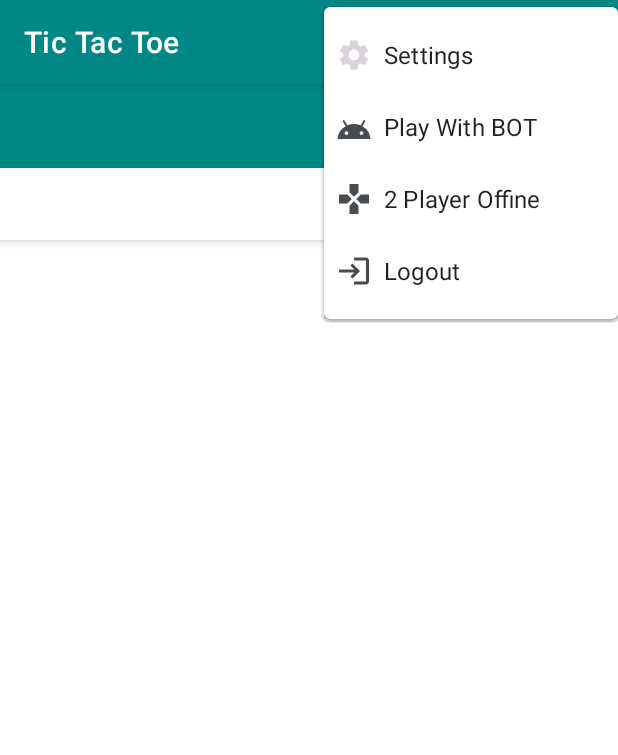
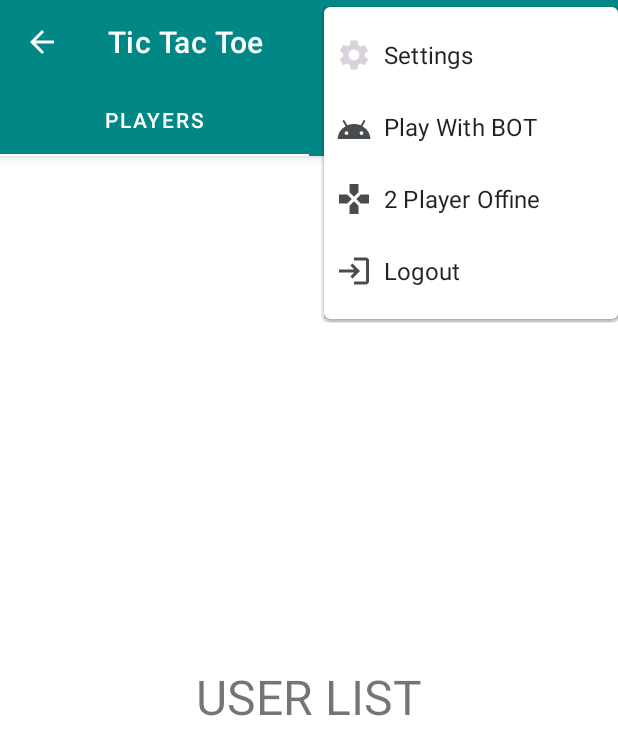
Before and after one commit to mk-hussain/TicTacToe, an Android app: the screen it shows after launch once a user with an empty profile is signed in (home), after a tap on "Main Menu", on a phone screen of 412 x 824 dp. Shown: the top 755 px of the screen. Run offline under Robolectric (Android 15) with nearby library versions, the phone set to English and light mode, and no system bars; our stand-ins replace Firebase (no records; nobody signed in at launch, a user with empty details on screens opened directly).

Commit message:
Tab layout added

```diff
--- a/app/src/main/java/com/example/tictactoe/UsersList.java
+++ b/app/src/main/java/com/example/tictactoe/UsersList.java
@@ -14,6 +14,7 @@ import android.view.ViewGroup;
  * create an instance of this fragment.
  */
 public class UsersList extends Fragment {
+    View view;
 
     // TODO: Rename parameter arguments, choose names that match
     // the fragment initialization parameters, e.g. ARG_ITEM_NUMBER
@@ -59,6 +60,7 @@ public class UsersList extends Fragment {
     public View onCreateView(LayoutInflater inflater, ViewGroup container,
                              Bundle savedInstanceState) {
         // Inflate the layout for this fragment
-        return inflater.inflate(R.layout.fragment_users_list, container, false);
+        view= inflater.inflate(R.layout.fragment_users_list, container, false);
+        return view;
     }
 }
--- /dev/null
+++ b/app/src/main/java/com/example/tictactoe/ViewPagerAdapter.java
@@ -0,0 +1,41 @@
+package com.example.tictactoe;
+
+import androidx.annotation.NonNull;
+import androidx.annotation.Nullable;
+import androidx.fragment.app.Fragment;
+import androidx.fragment.app.FragmentManager;
+import androidx.fragment.app.FragmentPagerAdapter;
+
+import java.util.ArrayList;
+import java.util.List;
+
+public class ViewPagerAdapter extends FragmentPagerAdapter {
+
+    private final List<Fragment> fragmentsList=new ArrayList<>();
+    private final List<String > fragmentsTitle=new ArrayList<>();
+
+    public ViewPagerAdapter(@NonNull FragmentManager fm) {
+        super(fm);
+    }
+
+    @NonNull
+    @Override
+    public Fragment getItem(int position) {
+        return fragmentsList.get(position);
+    }
+
+    @Override
+    public int getCount() {
+        return fragmentsTitle.size();
+    }
+    @Nullable
+    @Override
+    public CharSequence getPageTitle(int position) {
+        return fragmentsTitle.get(position);
+    }
+
+    public void AddFragment(Fragment fragment,String title){
+        fragmentsList.add(fragment);
+        fragmentsTitle.add(title);
+    }
+}
--- a/app/src/main/java/com/example/tictactoe/blogPage.java
+++ b/app/src/main/java/com/example/tictactoe/blogPage.java
@@ -14,6 +14,7 @@ import android.view.ViewGroup;
  * create an instance of this fragment.
  */
 public class blogPage extends Fragment {
+    View view;
 
     // TODO: Rename parameter arguments, choose names that match
     // the fragment initialization parameters, e.g. ARG_ITEM_NUMBER
@@ -58,7 +59,8 @@ public class blogPage extends Fragment {
     @Override
     public View onCreateView(LayoutInflater inflater, ViewGroup container,
                              Bundle savedInstanceState) {
-        // Inflate the layout for this fragment
-        return inflater.inflate(R.layout.fragment_blog_page, container, false);
+        // Inflate the layout for this fragment -
+        view= inflater.inflate(R.layout.fragment_blog_page, container, false);
+        return view;
     }
 }
--- a/app/src/main/java/com/example/tictactoe/home.java
+++ b/app/src/main/java/com/example/tictactoe/home.java
@@ -2,29 +2,34 @@ package com.example.tictactoe;
 
 import androidx.annotation.NonNull;
 import androidx.appcompat.app.AppCompatActivity;
-import androidx.core.content.ContextCompat;
+import androidx.appcompat.widget.Toolbar;
+import androidx.viewpager.widget.ViewPager;
+
 import android.content.Intent;
 import android.os.Bundle;
 import android.view.Menu;
 import android.view.MenuItem;
 import android.view.View;
-import android.widget.ArrayAdapter;
-import android.widget.Button;
 import android.widget.ListView;
 import android.widget.TextView;
 import android.widget.Toast;
+
 import com.google.android.gms.auth.api.signin.GoogleSignIn;
 import com.google.android.gms.auth.api.signin.GoogleSignInAccount;
+import com.google.android.material.tabs.TabLayout;
 import com.google.firebase.auth.FirebaseAuth;
-import com.google.firebase.auth.FirebaseUser;
 import com.google.firebase.database.DatabaseReference;
 import com.google.firebase.database.FirebaseDatabase;
 
 import java.util.ArrayList;
 
 public class home extends AppCompatActivity {
+
     TextView name,mail;
     ListView usersList;
+    private ViewPagerAdapter viewPagerAdapter;
+    private TabLayout tabLayout;
+    private ViewPager viewPager;
     ArrayList<String> myArrayList=new ArrayList<>();
     DatabaseReference mRef;
     @Override
@@ -62,21 +67,48 @@ public class home extends AppCompatActivity {
     protected void onCreate(Bundle savedInstanceState) {
         super.onCreate(savedInstanceState);
         setContentView(R.layout.activity_home);
+
+        Toolbar toolbar=findViewById(R.id.toolbar);
+        setSupportActionBar(toolbar);
+        getSupportActionBar().setTitle(getString(R.string.app_name));//set action bar title
+        getSupportActionBar().setDisplayHomeAsUpEnabled(true);
+
+        tabLayout=findViewById(R.id.tabLayout);
+        viewPager=findViewById(R.id.viewpager);
+        viewPagerAdapter=new ViewPagerAdapter(getSupportFragmentManager());
+        //setupViewPager(viewPager);
+        //tabLayout.setupWithViewPager(viewPager);
+
+
+        viewPagerAdapter.AddFragment(new UsersList(),"PLAYERS");
+        viewPagerAdapter.AddFragment(new blogPage(),"BLOG");//add fragments here
+
+
+        viewPager.setAdapter(viewPagerAdapter);
+        tabLayout.setupWithViewPager(viewPager);
+        //tabLayout.getTabAt(0).setIcon(R.drawable.list);//set icon to tabs
+
         mRef= FirebaseDatabase.getInstance().getReference();
         //name=findViewById(R.id.name);
         //mail=findViewById(R.id.mail);
         getWindow().setStatusBarColor(this.getResources().getColor(R.color.black));//set status bar color BLACK
         GoogleSignInAccount signInAccount= GoogleSignIn.getLastSignedInAccount(this);
-        if (signInAccount != null)
+        /*if (signInAccount != null)
         {
-           // name.setText(signInAccount.getDisplayName());
+           name.setText(signInAccount.getDisplayName());
 
-            //mail.setText(signInAccount.getEmail());
-        }
+           mail.setText(signInAccount.getEmail());
+        }*/
     }
 
     public void blogOpen(View view) {
         Intent i=new Intent(home.this,blog.class);
         startActivity(i);
     }
+   /* private void setupViewPager(ViewPager viewPager){
+        ViewPagerAdapter viewPagerAdapter=new ViewPagerAdapter(getSupportFragmentManager());
+        viewPagerAdapter.addFragment();ddFragment(new UsersList(),"USERS");
+        viewPagerAdapter.addFragment(new blogPage(),"BLOG");
+
+    }*/
 }
--- /dev/null
+++ b/app/src/main/res/drawable/list.xml
@@ -0,0 +1,5 @@
+<vector android:height="24dp" android:tint="#484C4F"
+    android:viewportHeight="24" android:viewportWidth="24"
+    android:width="24dp" xmlns:android="http://schemas.android.com/apk/res/android">
+    <path android:fillColor="@android:color/white" android:pathData="M11,18c0,1.1 -0.9,2 -2,2s-2,-0.9 -2,-2 0.9,-2 2,-2 2,0.9 2,2zM9,10c-1.1,0 -2,0.9 -2,2s0.9,2 2,2 2,-0.9 2,-2 -0.9,-2 -2,-2zM9,4c-1.1,0 -2,0.9 -2,2s0.9,2 2,2 2,-0.9 2,-2 -0.9,-2 -2,-2zM15,8c1.1,0 2,-0.9 2,-2s-0.9,-2 -2,-2 -2,0.9 -2,2 0.9,2 2,2zM15,10c-1.1,0 -2,0.9 -2,2s0.9,2 2,2 2,-0.9 2,-2 -0.9,-2 -2,-2zM15,16c-1.1,0 -2,0.9 -2,2s0.9,2 2,2 2,-0.9 2,-2 -0.9,-2 -2,-2z"/>
+</vector>
--- a/app/src/main/res/layout/activity_home.xml
+++ b/app/src/main/res/layout/activity_home.xml
@@ -1,48 +1,46 @@
 <?xml version="1.0" encoding="utf-8"?>
-<LinearLayout
-    xmlns:android="http://schemas.android.com/apk/res/android"
+<RelativeLayout xmlns:android="http://schemas.android.com/apk/res/android"
     xmlns:app="http://schemas.android.com/apk/res-auto"
     xmlns:tools="http://schemas.android.com/tools"
-    android:orientation="vertical"
-    android:fitsSystemWindows="true"
     android:layout_width="match_parent"
     android:layout_height="match_parent"
+    android:fitsSystemWindows="true"
+    android:orientation="vertical"
     tools:context=".home">
 
-
     <com.google.android.material.appbar.AppBarLayout
+        android:id="@+id/appBarLayout"
         android:layout_width="match_parent"
         android:layout_height="wrap_content"
-       android:id="@+id/appBarLayout"
         android:background="@color/teal_200"
-       android:theme="@style/Theme.AppCompat.DayNight.DarkActionBar">
+        android:theme="@style/ThemeOverlay.AppCompat.Dark.ActionBar">
 
         <androidx.appcompat.widget.Toolbar
             android:id="@+id/toolbar"
+            android:layout_width="match_parent"
+            android:layout_height="?actionBarSize"
             android:background="@color/teal_700"
-          app:popupTheme="@style/ThemeOverlay.AppCompat.Light"
-          android:layout_width="match_parent"
-          android:layout_height="?actionBarSize"/>
+            app:layout_scrollFlags="scroll|enterAlways"
+            app:popupTheme="@style/ThemeOverlay.AppCompat.Light" />
+
         <com.google.android.material.tabs.TabLayout
-          android:id="@+id/TabLayout"
+            android:id="@+id/tabLayout"
             android:layout_width="match_parent"
             android:layout_height="wrap_content"
+            android:background="@color/teal_700"
             app:tabGravity="fill"
-          app:tabTextColor="@color/white"
+            app:tabIndicatorColor="@color/white"
             app:tabIndicatorHeight="1.5dp"
             app:tabMode="fixed"
-          app:tabIndicatorColor="@color/white"/>
-
-
-
-
+            app:tabTextColor="@color/white" />
     </com.google.android.material.appbar.AppBarLayout>
 
     <androidx.viewpager.widget.ViewPager
         android:id="@+id/viewpager"
         android:layout_width="match_parent"
         android:layout_height="match_parent"
-       app:layout_behavior="com.google.android.material.appbar.AppBar"/>
+        android:layout_below="@+id/appBarLayout"
+        app:layout_behavior="com.google.android.material.appbar.AppBarLayout$ScrollingViewBehavior" />
     <!-- <TextView
          android:id="@+id/mail"
          android:layout_width="wrap_content"
@@ -100,4 +98,4 @@
          android:layout_width="match_parent"
          android:layout_height="wrap_content"/>-->
 
-</LinearLayout>
+</RelativeLayout>
--- a/app/src/main/res/layout/fragment_blog_page.xml
+++ b/app/src/main/res/layout/fragment_blog_page.xml
@@ -1,5 +1,7 @@
 <?xml version="1.0" encoding="utf-8"?>
-<FrameLayout xmlns:android="http://schemas.android.com/apk/res/android"
+<androidx.constraintlayout.widget.ConstraintLayout
+    xmlns:android="http://schemas.android.com/apk/res/android"
+    xmlns:app="http://schemas.android.com/apk/res-auto"
     xmlns:tools="http://schemas.android.com/tools"
     android:layout_width="match_parent"
     android:layout_height="match_parent"
@@ -7,8 +9,13 @@
 
     <!-- TODO: Update blank fragment layout -->
     <TextView
-        android:layout_width="match_parent"
-        android:layout_height="match_parent"
-        android:text="@string/hello_blank_fragment" />
+        android:layout_width="wrap_content"
+        android:layout_height="wrap_content"
+        android:text="BLOG"
+        android:textSize="32sp"
+        app:layout_constraintBottom_toBottomOf="parent"
+        app:layout_constraintEnd_toEndOf="parent"
+        app:layout_constraintStart_toStartOf="parent"
+        app:layout_constraintTop_toTopOf="parent" />
 
-</FrameLayout>
+</androidx.constraintlayout.widget.ConstraintLayout>
--- a/app/src/main/res/layout/fragment_users_list.xml
+++ b/app/src/main/res/layout/fragment_users_list.xml
@@ -1,5 +1,7 @@
 <?xml version="1.0" encoding="utf-8"?>
-<FrameLayout xmlns:android="http://schemas.android.com/apk/res/android"
+<androidx.constraintlayout.widget.ConstraintLayout
+    xmlns:android="http://schemas.android.com/apk/res/android"
+    xmlns:app="http://schemas.android.com/apk/res-auto"
     xmlns:tools="http://schemas.android.com/tools"
     android:layout_width="match_parent"
     android:layout_height="match_parent"
@@ -7,8 +9,14 @@
 
     <!-- TODO: Update blank fragment layout -->
     <TextView
-        android:layout_width="match_parent"
-        android:layout_height="match_parent"
-        android:text="@string/hello_blank_fragment" />
+        android:layout_width="wrap_content"
+        android:layout_height="wrap_content"
+        android:text="USER LIST"
 
-</FrameLayout>
+        android:textSize="32sp"
+        app:layout_constraintBottom_toBottomOf="parent"
+        app:layout_constraintEnd_toEndOf="parent"
+        app:layout_constraintStart_toStartOf="parent"
+        app:layout_constraintTop_toTopOf="parent" />
+
+</androidx.constraintlayout.widget.ConstraintLayout>
--- a/app/src/main/res/values/themes.xml
+++ b/app/src/main/res/values/themes.xml
@@ -1,6 +1,6 @@
 <resources xmlns:tools="http://schemas.android.com/tools">
     <!-- Base application theme. -->
-    <style name="Theme.TicTacToe" parent="Theme.MaterialComponents.DayNight.DarkActionBar">
+    <style name="Theme.TicTacToe" parent="Theme.MaterialComponents.DayNight.NoActionBar">
         <!-- Primary brand color. -->
         <item name="colorPrimary">@color/teal_700</item>
         <item name="colorPrimaryVariant">@color/purple_700</item>
```
Lines whose indentation alone changed are shown as unchanged.
